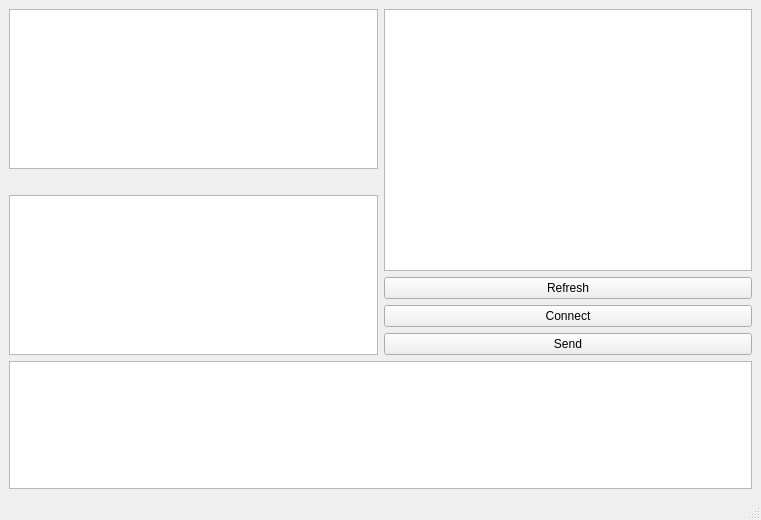
This is m2mfun.ui in seblee/IMCQ as Qt 5 draws it before an edit. The edited form follows.
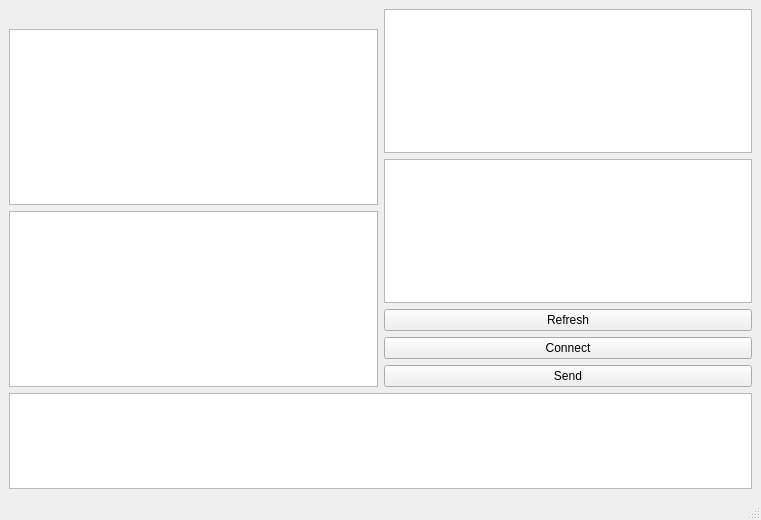
This is the edited form.

Commit message: complete QueryDevice Action

The edit to the form file:
```diff
--- a/m2mfun.ui
+++ b/m2mfun.ui
@@ -19,9 +19,6 @@
      <layout class="QHBoxLayout" name="horizontalLayout">
       <item>
        <layout class="QVBoxLayout" name="verticalLayout_2">
-        <item>
-         <widget class="QTextEdit" name="textEditReceive"/>
-        </item>
         <item>
          <spacer name="horizontalSpacer">
           <property name="orientation">
@@ -35,6 +32,9 @@
           </property>
          </spacer>
         </item>
+        <item>
+         <widget class="QTextEdit" name="textEditReceive"/>
+        </item>
         <item>
          <widget class="QPlainTextEdit" name="plainTextEditSend"/>
         </item>
@@ -43,7 +43,10 @@
       <item>
        <layout class="QVBoxLayout" name="verticalLayout">
         <item>
-         <widget class="QTextEdit" name="textEdit"/>
+         <widget class="QListWidget" name="listWidget"/>
+        </item>
+        <item>
+         <widget class="QTreeView" name="treeView"/>
         </item>
         <item>
          <widget class="QPushButton" name="pushButtonRefresh">
```
The commit also changes 2 other files.
